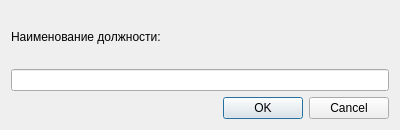
First picture: the form in dialogjobedit.ui, repository OrbMind/daybook, before the edit.
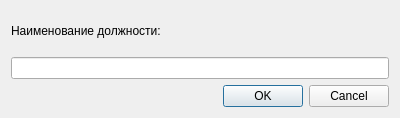
Second picture: the form after the edit. Icons and pictures are not drawn.

```diff
--- a/dialogjobedit.ui
+++ b/dialogjobedit.ui
@@ -7,9 +7,15 @@
     <x>0</x>
     <y>0</y>
     <width>400</width>
-    <height>130</height>
+    <height>118</height>
    </rect>
   </property>
+  <property name="sizePolicy">
+   <sizepolicy hsizetype="Preferred" vsizetype="Minimum">
+    <horstretch>0</horstretch>
+    <verstretch>0</verstretch>
+   </sizepolicy>
+  </property>
   <property name="windowTitle">
    <string>Добавить новую должность</string>
   </property>
```
Left out of the diff: 6 changed lines with no effect on the pictures.
